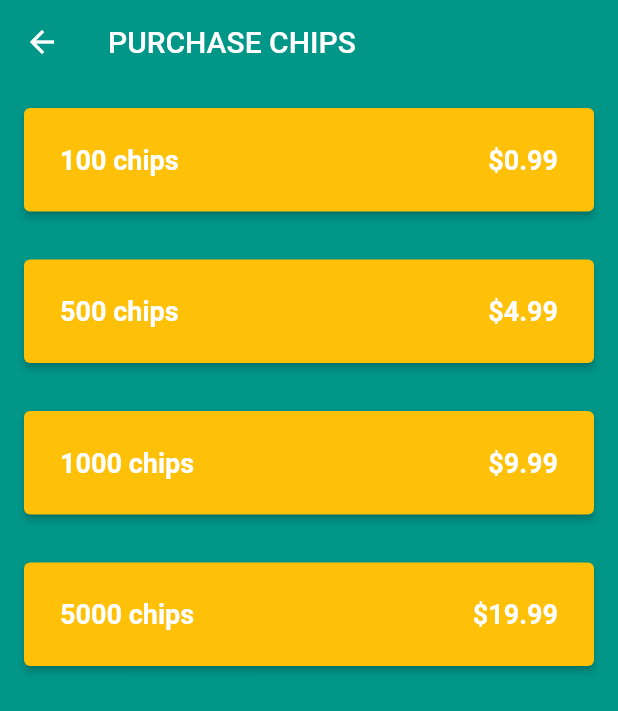
After one commit to almanza1112/brick_hold_em, a Flutter app: the PurchasePage screen opened directly, on a phone screen of 412 x 824 dp. The commit adds this screen. Shown: the top 711 px of the screen. Run offline on Flutter 3.47's test engine with Material 2 defaults, Android fonts, the phone set to English and light mode, and no system bars; our stand-ins replace audioplayers, carousel_slider, cloud_firestore, firebase_auth, firebase_core, firebase_database and 7 more; missing offline and left inert: flutter_facebook_auth; accounts and stored records are empty.

Commit message:
purchases updated

```diff
--- a/lib/home_page.dart
+++ b/lib/home_page.dart
@@ -1,3 +1,4 @@
+import 'package:brick_hold_em/purchase_page.dart';
 import 'package:flutter/material.dart';
 import 'package:firebase_core/firebase_core.dart';
 import 'package:firebase_auth/firebase_auth.dart';
@@ -124,7 +125,7 @@ class _HomePageState extends State<HomePage> {
                       closedColor: closedColor,
                       closedElevation: closedElevation,
                       openBuilder: (context, closedContainer) =>
-                          TournamentPage()),
+                          PurchasePage()),
                 ))),
         Padding(
             padding: const EdgeInsets.only(top: 10, bottom: 10),
--- /dev/null
+++ b/lib/purchase_page.dart
@@ -0,0 +1,121 @@
+import 'package:flutter/material.dart';
+
+class PurchasePage extends StatefulWidget {
+  PurchasePageState createState() => PurchasePageState();
+}
+
+class PurchasePageState extends State<PurchasePage> {
+  final EdgeInsets purchaseButtonsPadding =
+      const EdgeInsets.only(left: 16, right: 16, top: 16, bottom: 16);
+  final EdgeInsets purchaseButtonsInnerPadding = const EdgeInsets.all(24);
+  final TextStyle purchaseTextStyle =
+      const TextStyle(fontSize: 18, fontWeight: FontWeight.bold);
+
+  @override
+  Widget build(BuildContext context) {
+    return Scaffold(
+      backgroundColor: Colors.teal,
+      appBar: AppBar(
+          title: const Text('PURCHASE CHIPS'),
+          backgroundColor: Colors.teal,
+          shadowColor: Colors.transparent,
+          leading: BackButton(
+            onPressed: () {
+              Navigator.pop(context);
+            },
+          )),
+      body: ListView(
+        children: <Widget>[
+          Padding(
+            padding: purchaseButtonsPadding,
+            child: ElevatedButton(
+              onPressed: () {},
+              style: ElevatedButton.styleFrom(
+                  backgroundColor: Colors.amber,
+                  padding: purchaseButtonsInnerPadding),
+              child: Row(
+                children: [
+                  Text(
+                    "100 chips",
+                    style: purchaseTextStyle,
+                  ),
+                  const Expanded(child: SizedBox()),
+                  Text(
+                    "\$0.99",
+                    style: purchaseTextStyle,
+                  )
+                ],
+              ),
+            ),
+          ),
+          Padding(
+            padding: purchaseButtonsPadding,
+            child: ElevatedButton(
+              onPressed: () {},
+              style: ElevatedButton.styleFrom(
+                  backgroundColor: Colors.amber,
+                  padding: purchaseButtonsInnerPadding),
+              child: Row(
+                children: [
+                  Text(
+                    "500 chips",
+                    style: purchaseTextStyle,
+                  ),
+                  const Expanded(child: SizedBox()),
+                  Text(
+                    "\$4.99",
+                    style: purchaseTextStyle,
+                  )
+                ],
+              ),
+            ),
+          ),
+          Padding(
+            padding: purchaseButtonsPadding,
+            child: ElevatedButton(
+              onPressed: () {},
+              style: ElevatedButton.styleFrom(
+                  backgroundColor: Colors.amber,
+                  padding: purchaseButtonsInnerPadding),
+              child: Row(
+                children: [
+                  Text(
+                    "1000 chips",
+                    style: purchaseTextStyle,
+                  ),
+                  const Expanded(child: SizedBox()),
+                  Text(
+                    "\$9.99",
+                    style: purchaseTextStyle,
+                  )
+                ],
+              ),
+            ),
+          ),
+          Padding(
+            padding: purchaseButtonsPadding,
+            child: ElevatedButton(
+              onPressed: () {},
+              style: ElevatedButton.styleFrom(
+                  backgroundColor: Colors.amber,
+                  padding: purchaseButtonsInnerPadding),
+              child: Row(
+                children: [
+                  Text(
+                    "5000 chips",
+                    style: purchaseTextStyle,
+                  ),
+                  const Expanded(child: SizedBox()),
+                  Text(
+                    "\$19.99",
+                    style: purchaseTextStyle,
+                  )
+                ],
+              ),
+            ),
+          ),
+        ],
+      ),
+    );
+  }
+}
--- a/pubspec.yaml
+++ b/pubspec.yaml
@@ -50,6 +50,7 @@ dependencies:
   audioplayers: ^4.0.1
   indexed: ^0.0.8
   flutter_secure_storage: ^8.0.0
+  purchases_flutter: ^5.0.0
 
 
 
```
Also changed, not shown: pubspec.lock, 2 other files.
